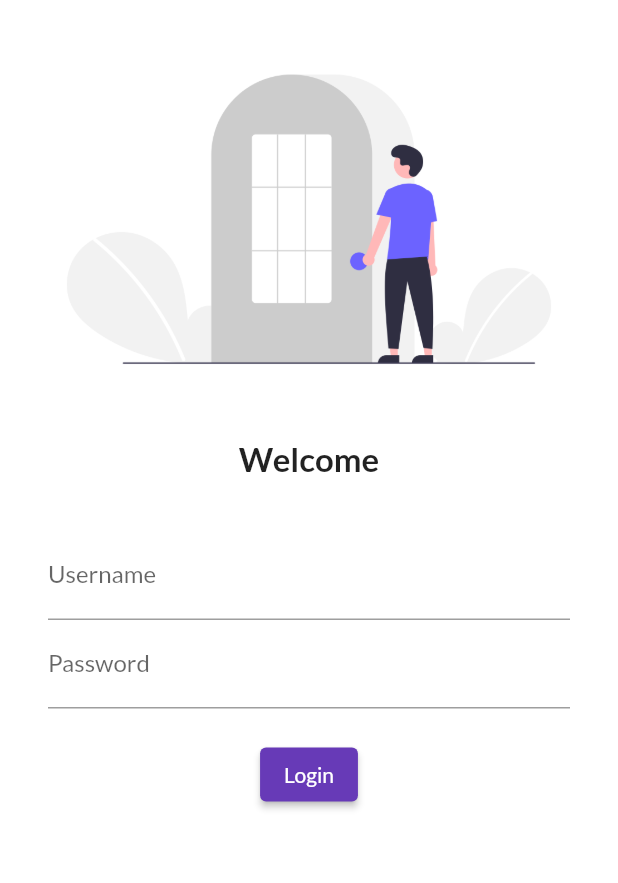
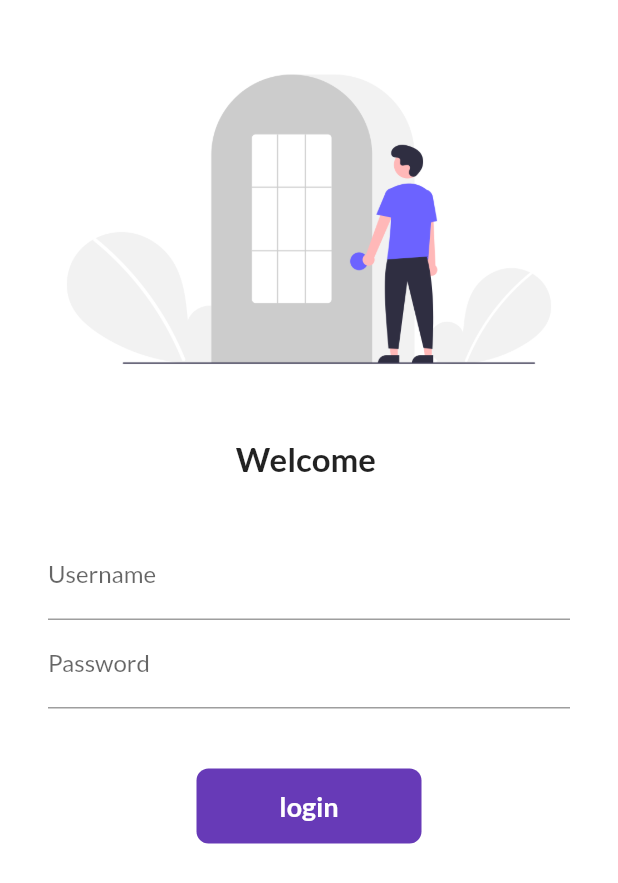
Before and after one commit to Balendrasingh2210/Catalogue-app, a Flutter app: the screen it shows after launch, on a phone screen of 412 x 824 dp. Shown: the top 883 px of the screen. Run offline on Flutter 3.47's test engine with Material 2 defaults, Android fonts, the phone set to English and light mode, and no system bars; our stand-ins replace google_fonts; missing offline and left inert: dart:ffi.

Commit message:
Done changes in login page using animated container and statefull widget

```diff
--- a/lib/Screens/login_screen.dart
+++ b/lib/Screens/login_screen.dart
@@ -1,8 +1,18 @@
+import 'dart:ffi';
+
 import 'package:flutter/material.dart';
+import 'package:shopping_app/utils/routes.dart';
 
-class LoginScreen extends StatelessWidget {
+class LoginScreen extends StatefulWidget {
   const LoginScreen({super.key});
 
+  @override
+  State<LoginScreen> createState() => _LoginScreenState();
+}
+
+class _LoginScreenState extends State<LoginScreen> {
+  String name = "";
+  bool changeButton = false;
   @override
   Widget build(BuildContext context) {
     return Material(
@@ -20,7 +30,7 @@ class LoginScreen extends StatelessWidget {
             height: 20.0,
           ),
           Text(
-            "Welcome",
+            "Welcome $name",
             style: TextStyle(
               fontSize: 22,
               fontWeight: FontWeight.bold,
@@ -39,6 +49,10 @@ class LoginScreen extends StatelessWidget {
                     hintText: "Enter username",
                     labelText: "Username",
                   ),
+                  onChanged: (value) {
+                    name = value;
+                    setState(() {});
+                  },
                 ),
                 TextFormField(
                   obscureText: true,
@@ -48,17 +62,51 @@ class LoginScreen extends StatelessWidget {
                   ),
                 ),
                 SizedBox(
-                  height: 20.0,
+                  height: 40.0,
                 ),
-                ElevatedButton(
-                  onPressed: () {
-                    print("Hi Balendra");
+                InkWell(
+                  onTap: () async {
+                    setState(() {
+                      changeButton = true;
+                    });
+                    await Future.delayed(Duration(seconds: 1));
+                    Navigator.pushNamed(context, MyRoutes.homeRoute);
                   },
-                  child: Text(
-                    "Login",
+                  child: AnimatedContainer(
+                    duration: Duration(seconds: 1),
+                    width: changeButton ? 50 : 150,
+                    height: 50,
+                    alignment: Alignment.center,
+                    child: changeButton
+                        ? Icon(
+                            Icons.done,
+                            color: Colors.white,
+                          )
+                        : Text(
+                            "login",
+                            style: TextStyle(
+                                color: Colors.white,
+                                fontWeight: FontWeight.bold,
+                                fontSize: 18),
+                          ),
+                    decoration: BoxDecoration(
+                      color: Colors.deepPurple,
+                      // shape:
+                      //     changeButton ? BoxShape.circle : BoxShape.rectangle,
+                      borderRadius:
+                          BorderRadius.circular(changeButton ? 50 : 8),
+                    ),
                   ),
-                  style: TextButton.styleFrom(),
                 ),
+                // ElevatedButton(
+                //   onPressed: () {
+                //     Navigator.pushNamed(context, MyRoutes.homeRoute);
+                //   },
+                //   child: Text(
+                //     "Login",
+                //   ),
+                //   style: TextButton.styleFrom(minimumSize: Size(150, 40)),
+                // ),
               ],
             ),
           )
--- a/lib/main.dart
+++ b/lib/main.dart
@@ -2,6 +2,7 @@ import 'package:flutter/material.dart';
 import 'package:shopping_app/Screens/home_screen.dart';
 import 'package:shopping_app/Screens/login_screen.dart';
 import 'package:google_fonts/google_fonts.dart';
+import 'package:shopping_app/utils/routes.dart';
 
 void main() {
   runApp(MyApp());
@@ -24,8 +25,8 @@ class MyApp extends StatelessWidget {
       ),
       routes: {
         "/": (context) => LoginScreen(),
-        "/home": (context) => HomePage(),
-        "/login": (context) => LoginScreen(),
+        MyRoutes.homeRoute: (context) => HomePage(),
+        MyRoutes.loginRoute: (context) => LoginScreen(),
       },
     );
   }
--- /dev/null
+++ b/lib/utils/routes.dart
@@ -0,0 +1,4 @@
+class MyRoutes {
+  static String loginRoute = "/login";
+  static String homeRoute = "/home";
+}
```
